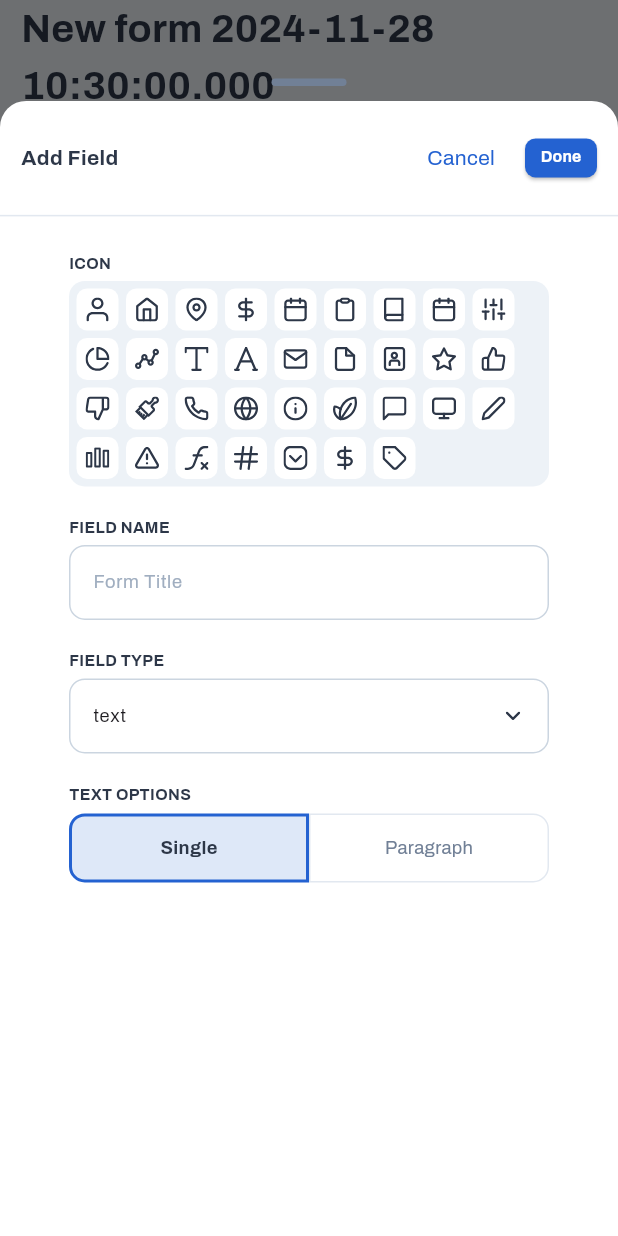
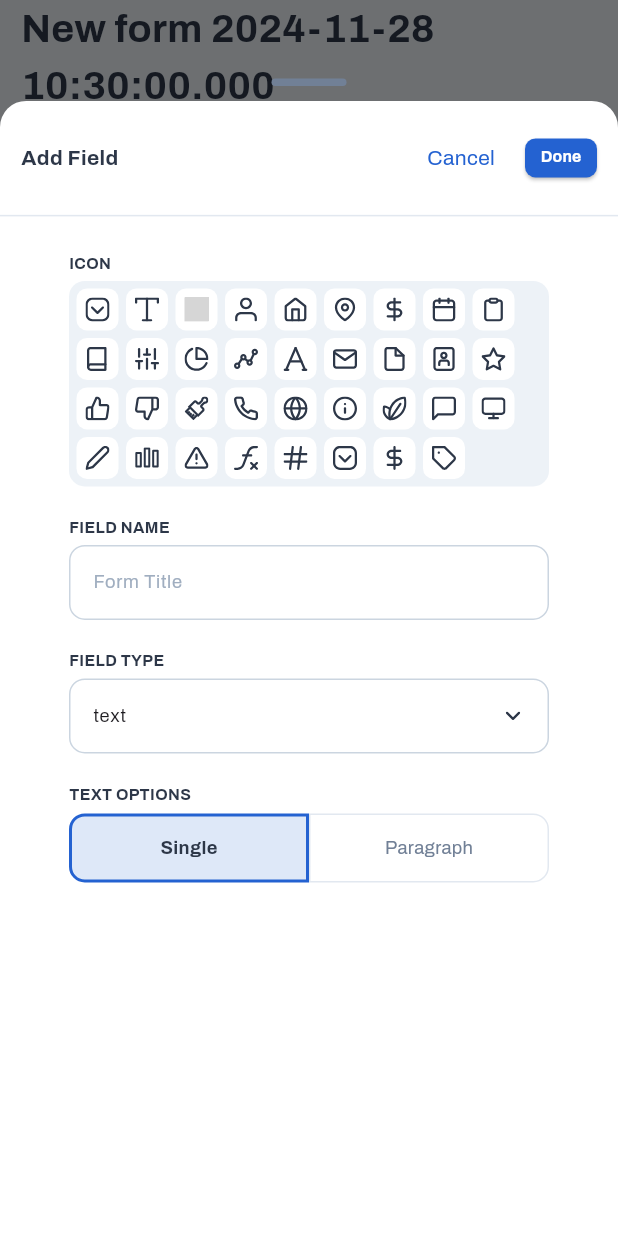
Before and after one commit to fel-cesar/smart-forms, a Flutter app: the FormPage screen opened directly with empty values, after a tap on the "add" icon, on a phone screen of 412 x 824 dp. Run offline on Flutter 3.47's test engine with Material 3 defaults, Android fonts, the phone set to English and light mode, and no system bars; drawn by our look-alikes of dotted_border; our stand-ins replace flutter_svg, get; project files that could hold a hidden picture were left out; grey boxes are pictures that could not be loaded.

Commit message:
feat: :sparkles: Selecting and editing icons

```diff
--- a/lib/constants.dart
+++ b/lib/constants.dart
@@ -37,6 +37,7 @@ abstract class Constants {
   static const gray800 = Color(0xFF2D3748);
 
   // Icons
+  static const iconCheckbox = 'assets/icons/checkbox.svg';
   static const iconCalendar = 'assets/icons/calendar.svg';
   static const iconChat = 'assets/icons/chat.svg';
   static const iconCheck = 'assets/icons/check.svg';
--- a/lib/models/form_field.dart
+++ b/lib/models/form_field.dart
@@ -1,9 +1,19 @@
+import '../constants.dart';
+
 abstract class MarkFormField {
   final String id;
   final String label;
   final String type;
+  final String iconPath;
+
   dynamic value;
 
+  String get defaultIconPath => Constants.iconRename;
+
   MarkFormField(
-      {required this.id, required this.label, required this.type, this.value});
+      {required this.id,
+      required this.label,
+      required this.type,
+      this.iconPath = Constants.iconRename,
+      this.value});
 }
--- a/lib/models/form_fields/checkbox_group_form_field_model.dart
+++ b/lib/models/form_fields/checkbox_group_form_field_model.dart
@@ -1,15 +1,17 @@
-// models/dropdown_form_field.dart
+import 'package:smart_forms/constants.dart';
+
 import '../form_field.dart';
-// TODO: WIP
+
 class MarkCheckboxGroupFormFieldModel extends MarkFormField {
   final List<String> options;
-  // String selectedValue;
+  @override
+  String get defaultIconPath => Constants.iconCheckbox;
 
   MarkCheckboxGroupFormFieldModel({
     required super.id,
     required super.label,
     required this.options,
-    // required this.selectedValue,
+    super.iconPath,
     required super.type,
   });
 }
--- a/lib/models/form_fields/dropdown_form_field_model.dart
+++ b/lib/models/form_fields/dropdown_form_field_model.dart
@@ -1,14 +1,18 @@
 // models/dropdown_form_field.dart
+import '../../constants.dart';
 import '../form_field.dart';
 
 class MarkDropdownFormFieldModel extends MarkFormField {
   final List<String> options;
-  // String selectedValue;
+  @override
+  String get defaultIconPath => Constants.iconDropdown;
+
 
   MarkDropdownFormFieldModel({
     required super.id,
     required super.label,
     required this.options,
+    super.iconPath,
     // required this.selectedValue,
     required super.type,
   });
--- a/lib/models/form_fields/form_text_field_model.dart
+++ b/lib/models/form_fields/form_text_field_model.dart
@@ -1,14 +1,19 @@
+import '../../constants.dart';
 import '../form_field.dart';
 
 class FormTextFieldModel extends MarkFormField {
 
   final bool multiline;
 
+  @override
+  String get defaultIconPath => Constants.iconRename;
+
+
   FormTextFieldModel(
       {required super.id,
       required super.label,
       required super.type,
       this.multiline = false,
-       // TODO: do we need this? Should it be an enum? should be const? or should we just compare types of the class?
+      super.iconPath,
       String? super.value});
 }
--- a/lib/presentation/pages/add_field/add_field_page.dart
+++ b/lib/presentation/pages/add_field/add_field_page.dart
@@ -10,6 +10,9 @@ import 'add_field_page_controller.dart';
 import 'field_type_selector.dart';
 
 const icons = [
+  Constants.iconDropdown,
+  Constants.iconRename,
+  Constants.checkbox,
   Constants.iconOwnerUser,
   Constants.iconHome,
   Constants.iconPin,
@@ -17,11 +20,9 @@ const icons = [
   Constants.iconCalendar,
   Constants.iconTasks,
   Constants.iconContacts,
-  Constants.iconCalendar,
   Constants.iconSettings,
   Constants.iconPieChart,
   Constants.iconLineChart,
-  Constants.iconRename,
   Constants.iconTextDescription,
   Constants.iconEmail,
   Constants.iconProposalDesignPlus,
@@ -123,10 +124,10 @@ class AddFieldPage extends StatelessWidget {
                               (data) => SelectableIcon(
                                 assetPath: assetPath,
                                 isSelected:
-                                    addFieldPageController.iconName.value ==
+                                    addFieldPageController.iconPath.value ==
                                         assetPath,
                                 onPressed: () => addFieldPageController
-                                    .iconName.value = assetPath,
+                                    .iconPath.value = assetPath,
                               ),
                               false.obs,
                             ),
--- a/lib/presentation/pages/add_field/add_field_page_controller.dart
+++ b/lib/presentation/pages/add_field/add_field_page_controller.dart
@@ -1,5 +1,6 @@
 import 'package:flutter/material.dart';
 import 'package:get/get.dart';
+import 'package:smart_forms/constants.dart';
 import 'package:smart_forms/models/form_field.dart';
 import 'package:smart_forms/models/form_fields/checkbox_group_form_field_model.dart';
 import 'package:smart_forms/models/form_fields/dropdown_form_field_model.dart';
@@ -8,7 +9,7 @@ import 'package:smart_forms/models/form_fields/form_text_field_model.dart';
 class AddFieldPageController extends GetxController {
   final type = 'text'.obs;
   final name = ''.obs;
-  final iconName = ''.obs;
+  final iconPath = ''.obs;
 
   // TODO: For dropdown + checkbox options (TODO: apply SOLID)
   final options = <String>[].obs;
@@ -29,8 +30,10 @@ class AddFieldPageController extends GetxController {
     if (currentFormField != null) {
       type.value = currentFormField.type;
       name.value = currentFormField.label;
+      iconPath.value = currentFormField.iconPath;
 
       textFieldController.text = currentFormField.label;
+
       // TODO: Apply SOLID for specific initers
       if (currentFormField is MarkDropdownFormFieldModel) {
         options.value = (currentFormField).options;
@@ -62,6 +65,9 @@ class AddFieldPageController extends GetxController {
       }
       refresh();
     }
+
+
+    // iconPath.value = defaultIconPath;
   }
 
   MarkFormField get formField {
@@ -72,6 +78,7 @@ class AddFieldPageController extends GetxController {
           label: name.value,
           type: type.value,
           multiline: textFieldType.value == 'multiline',
+          iconPath: iconPath.value.isNotEmpty ? iconPath.value : Constants.iconRename,
         );
       case 'dropdown':
         return MarkDropdownFormFieldModel(
@@ -79,7 +86,7 @@ class AddFieldPageController extends GetxController {
           label: name.value,
           type: type.value,
           options: options,
-          // selectedValue: options[0]
+          iconPath: iconPath.value.isNotEmpty ? iconPath.value : Constants.iconDropdown,
         );
       case 'checkbox':
         return MarkCheckboxGroupFormFieldModel(
@@ -87,6 +94,7 @@ class AddFieldPageController extends GetxController {
           label: name.value,
           type: type.value,
           options: options,
+          iconPath: iconPath.value.isNotEmpty ? iconPath.value : Constants.iconCheckbox,
         );
       default:
         // Default to text, this code should not be reached
```
Also changed, not shown: lib/presentation/pages/form_page/form_page.dart (+23 -3 lines), assets/icons/checkbox.svg (added).
